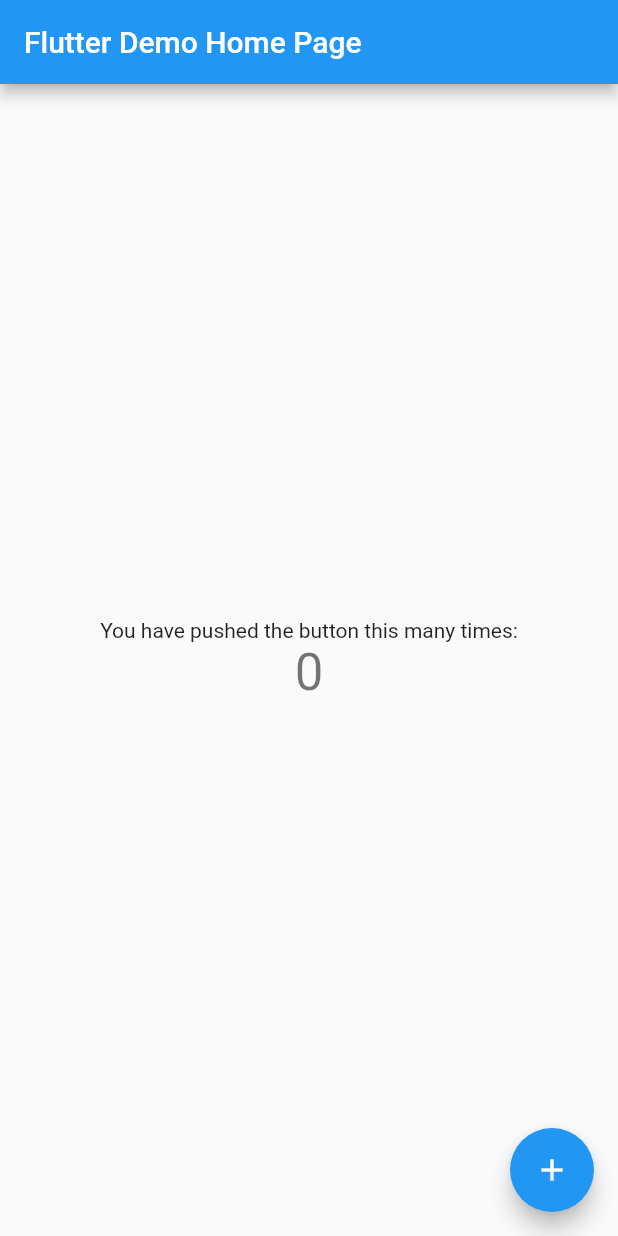
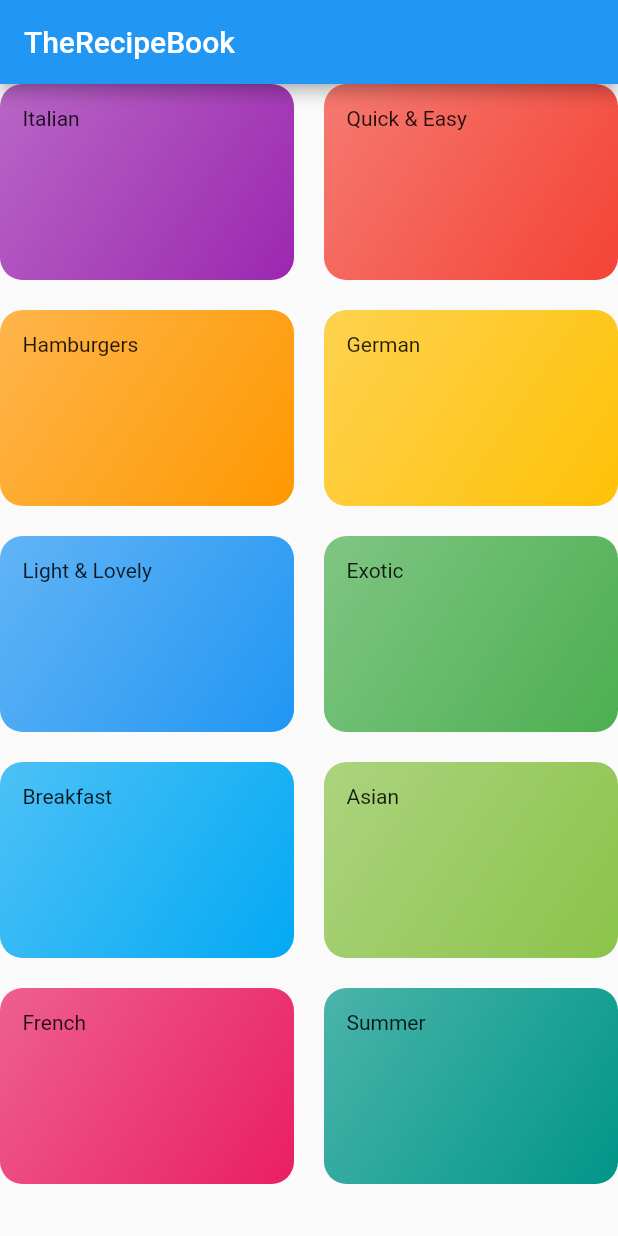
Before and after one commit to Aditya7feb/TheRecipeBook, a Flutter app: the screen it shows after launch, on a phone screen of 412 x 824 dp. Run offline on Flutter 3.47's test engine with Material 2 defaults, Android fonts, the phone set to English and light mode, and no system bars.

Commit message:
HomeScreen Structure

```diff
--- /dev/null
+++ b/lib/Models/category.dart
@@ -0,0 +1,14 @@
+import 'package:flutter/cupertino.dart';
+import 'package:flutter/material.dart';
+
+class Category {
+  final String id;
+  final String title;
+  final Color color;
+
+  const Category({
+    @required this.id,
+    @required this.title,
+    this.color = Colors.orange,
+  });
+}
--- /dev/null
+++ b/lib/categories_screen.dart
@@ -0,0 +1,30 @@
+import 'package:flutter/material.dart';
+import './dummy_data.dart';
+import 'category_item.dart';
+
+class CategoriesScreen extends StatelessWidget {
+  @override
+  Widget build(BuildContext context) {
+    return Scaffold(
+      appBar: AppBar(
+        title: const Text('TheRecipeBook'),
+      ),
+      body: GridView(
+        children: DUMMY_CATEGORIES
+            .map(
+              (catData) => CategoryItem(
+                catData.title,
+                catData.color,
+              ),
+            )
+            .toList(),
+        gridDelegate: SliverGridDelegateWithMaxCrossAxisExtent(
+          maxCrossAxisExtent: 200,
+          childAspectRatio: 3 / 2,
+          crossAxisSpacing: 20,
+          mainAxisSpacing: 20,
+        ),
+      ),
+    );
+  }
+}
--- /dev/null
+++ b/lib/category_item.dart
@@ -0,0 +1,28 @@
+import 'package:TheRecipeBook/Models/category.dart';
+import 'package:flutter/material.dart';
+
+class CategoryItem extends StatelessWidget {
+  final String title;
+  final Color color;
+
+  CategoryItem(this.title, this.color);
+
+  @override
+  Widget build(BuildContext context) {
+    return Container(
+      padding: const EdgeInsets.all(15),
+      child: Text(title),
+      decoration: BoxDecoration(
+        gradient: LinearGradient(
+          colors: [
+            color.withOpacity(0.7),
+            color,
+          ],
+          begin: Alignment.topLeft,
+          end: Alignment.bottomRight,
+        ),
+        borderRadius: BorderRadius.circular(15),
+      ),
+    );
+  }
+}
--- /dev/null
+++ b/lib/dummy_data.dart
@@ -0,0 +1,56 @@
+import 'package:flutter/material.dart';
+
+import 'Models/category.dart';
+
+const DUMMY_CATEGORIES = const [
+  Category(
+    id: 'c1',
+    title: 'Italian',
+    color: Colors.purple,
+  ),
+  Category(
+    id: 'c2',
+    title: 'Quick & Easy',
+    color: Colors.red,
+  ),
+  Category(
+    id: 'c3',
+    title: 'Hamburgers',
+    color: Colors.orange,
+  ),
+  Category(
+    id: 'c4',
+    title: 'German',
+    color: Colors.amber,
+  ),
+  Category(
+    id: 'c5',
+    title: 'Light & Lovely',
+    color: Colors.blue,
+  ),
+  Category(
+    id: 'c6',
+    title: 'Exotic',
+    color: Colors.green,
+  ),
+  Category(
+    id: 'c7',
+    title: 'Breakfast',
+    color: Colors.lightBlue,
+  ),
+  Category(
+    id: 'c8',
+    title: 'Asian',
+    color: Colors.lightGreen,
+  ),
+  Category(
+    id: 'c9',
+    title: 'French',
+    color: Colors.pink,
+  ),
+  Category(
+    id: 'c10',
+    title: 'Summer',
+    color: Colors.teal,
+  ),
+];
--- a/lib/main.dart
+++ b/lib/main.dart
@@ -1,4 +1,5 @@
 import 'package:flutter/material.dart';
+import './categories_screen.dart';
 
 void main() {
   runApp(MyApp());
@@ -9,109 +10,11 @@ class MyApp extends StatelessWidget {
   @override
   Widget build(BuildContext context) {
     return MaterialApp(
-      title: 'Flutter Demo',
+      title: 'TheRecipeBook',
       theme: ThemeData(
-        // This is the theme of your application.
-        //
-        // Try running your application with "flutter run". You'll see the
-        // application has a blue toolbar. Then, without quitting the app, try
-        // changing the primarySwatch below to Colors.green and then invoke
-        // "hot reload" (press "r" in the console where you ran "flutter run",
-        // or simply save your changes to "hot reload" in a Flutter IDE).
-        // Notice that the counter didn't reset back to zero; the application
-        // is not restarted.
         primarySwatch: Colors.blue,
-        // This makes the visual density adapt to the platform that you run
-        // the app on. For desktop platforms, the controls will be smaller and
-        // closer together (more dense) than on mobile platforms.
-        visualDensity: VisualDensity.adaptivePlatformDensity,
       ),
-      home: MyHomePage(title: 'Flutter Demo Home Page'),
+      home: CategoriesScreen(),
     );
   }
 }
-
-class MyHomePage extends StatefulWidget {
-  MyHomePage({Key key, this.title}) : super(key: key);
-
-  // This widget is the home page of your application. It is stateful, meaning
-  // that it has a State object (defined below) that contains fields that affect
-  // how it looks.
-
-  // This class is the configuration for the state. It holds the values (in this
-  // case the title) provided by the parent (in this case the App widget) and
-  // used by the build method of the State. Fields in a Widget subclass are
-  // always marked "final".
-
-  final String title;
-
-  @override
-  _MyHomePageState createState() => _MyHomePageState();
-}
-
-class _MyHomePageState extends State<MyHomePage> {
-  int _counter = 0;
-
-  void _incrementCounter() {
-    setState(() {
-      // This call to setState tells the Flutter framework that something has
-      // changed in this State, which causes it to rerun the build method below
-      // so that the display can reflect the updated values. If we changed
-      // _counter without calling setState(), then the build method would not be
-      // called again, and so nothing would appear to happen.
-      _counter++;
-    });
-  }
-
-  @override
-  Widget build(BuildContext context) {
-    // This method is rerun every time setState is called, for instance as done
-    // by the _incrementCounter method above.
-    //
-    // The Flutter framework has been optimized to make rerunning build methods
-    // fast, so that you can just rebuild anything that needs updating rather
-    // than having to individually change instances of widgets.
-    return Scaffold(
-      appBar: AppBar(
-        // Here we take the value from the MyHomePage object that was created by
-        // the App.build method, and use it to set our appbar title.
-        title: Text(widget.title),
-      ),
-      body: Center(
-        // Center is a layout widget. It takes a single child and positions it
-        // in the middle of the parent.
-        child: Column(
-          // Column is also a layout widget. It takes a list of children and
-          // arranges them vertically. By default, it sizes itself to fit its
-          // children horizontally, and tries to be as tall as its parent.
-          //
-          // Invoke "debug painting" (press "p" in the console, choose the
-          // "Toggle Debug Paint" action from the Flutter Inspector in Android
-          // Studio, or the "Toggle Debug Paint" command in Visual Studio Code)
-          // to see the wireframe for each widget.
-          //
-          // Column has various properties to control how it sizes itself and
-          // how it positions its children. Here we use mainAxisAlignment to
-          // center the children vertically; the main axis here is the vertical
-          // axis because Columns are vertical (the cross axis would be
-          // horizontal).
-          mainAxisAlignment: MainAxisAlignment.center,
-          children: <Widget>[
-            Text(
-              'You have pushed the button this many times:',
-            ),
-            Text(
-              '$_counter',
-              style: Theme.of(context).textTheme.headline4,
-            ),
-          ],
-        ),
-      ),
-      floatingActionButton: FloatingActionButton(
-        onPressed: _incrementCounter,
-        tooltip: 'Increment',
-        child: Icon(Icons.add),
-      ), // This trailing comma makes auto-formatting nicer for build methods.
-    );
-  }
-}
```
